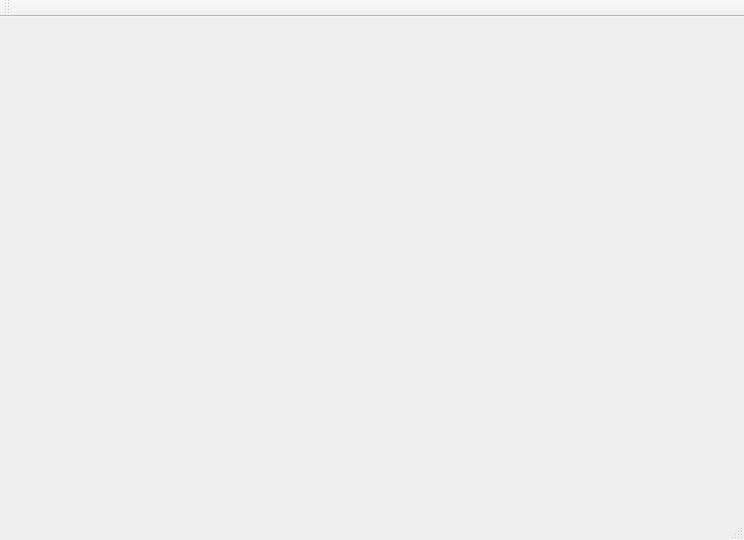
The window that camera/ui/camera.ui (gao288/Drone-Ground-Station) describes before a commit, drawn with Qt 5.
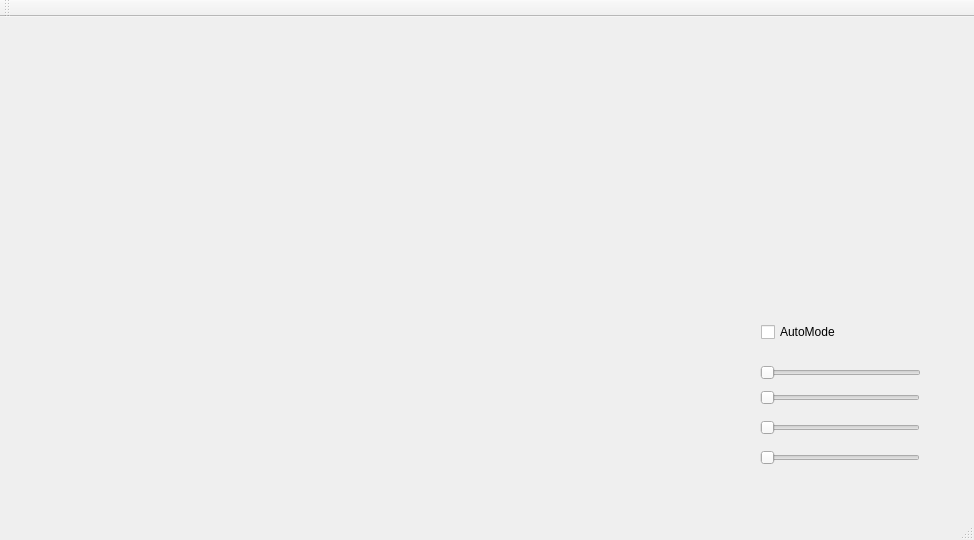
The same window after the commit.

Commit message: adding choosing camera feature

Patch:
```diff
--- a/camera/ui/camera.ui
+++ b/camera/ui/camera.ui
@@ -6,7 +6,7 @@
    <rect>
     <x>0</x>
     <y>0</y>
-    <width>744</width>
+    <width>974</width>
     <height>540</height>
    </rect>
   </property>
@@ -33,6 +33,71 @@
      <cstring>video</cstring>
     </property>
    </widget>
+   <widget class="QCheckBox" name="AutoMode">
+    <property name="geometry">
+     <rect>
+      <x>761</x>
+      <y>305</y>
+      <width>85</width>
+      <height>20</height>
+     </rect>
+    </property>
+    <property name="text">
+     <string>AutoMode</string>
+    </property>
+   </widget>
+   <widget class="QSlider" name="horizontalSlider_1">
+    <property name="geometry">
+     <rect>
+      <x>760</x>
+      <y>340</y>
+      <width>161</width>
+      <height>31</height>
+     </rect>
+    </property>
+    <property name="orientation">
+     <enum>Qt::Horizontal</enum>
+    </property>
+   </widget>
+   <widget class="QSlider" name="horizontalSlider_2">
+    <property name="geometry">
+     <rect>
+      <x>760</x>
+      <y>370</y>
+      <width>160</width>
+      <height>22</height>
+     </rect>
+    </property>
+    <property name="orientation">
+     <enum>Qt::Horizontal</enum>
+    </property>
+   </widget>
+   <widget class="QSlider" name="horizontalSlider_3">
+    <property name="geometry">
+     <rect>
+      <x>760</x>
+      <y>400</y>
+      <width>160</width>
+      <height>22</height>
+     </rect>
+    </property>
+    <property name="orientation">
+     <enum>Qt::Horizontal</enum>
+    </property>
+   </widget>
+   <widget class="QSlider" name="horizontalSlider_4">
+    <property name="geometry">
+     <rect>
+      <x>760</x>
+      <y>430</y>
+      <width>160</width>
+      <height>22</height>
+     </rect>
+    </property>
+    <property name="orientation">
+     <enum>Qt::Horizontal</enum>
+    </property>
+   </widget>
   </widget>
   <widget class="QMenuBar" name="menuBar">
    <property name="geometry">
```
Left out of the diff: 2 changed lines with no effect on the pictures. The commit also changes 59 other files.
